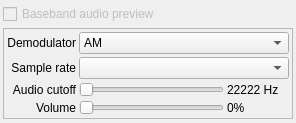
Qt form ui/AudioPanel.ui (BatchDrake/SigDigger) before a commit.
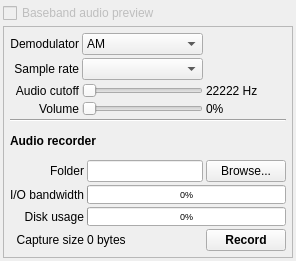
The same form after that commit.

Commit message: Add UI for audio recorder

What changed in the file:
```diff
--- a/ui/AudioPanel.ui
+++ b/ui/AudioPanel.ui
@@ -7,7 +7,7 @@
     <x>0</x>
     <y>0</y>
     <width>296</width>
-    <height>123</height>
+    <height>261</height>
    </rect>
   </property>
   <property name="sizePolicy">
@@ -48,7 +48,7 @@
    <item row="1" column="0">
     <widget class="QFrame" name="frame">
      <property name="sizePolicy">
-      <sizepolicy hsizetype="Preferred" vsizetype="Fixed">
+      <sizepolicy hsizetype="Preferred" vsizetype="Preferred">
        <horstretch>0</horstretch>
        <verstretch>0</verstretch>
       </sizepolicy>
@@ -61,30 +61,74 @@
      </property>
      <layout class="QGridLayout" name="gridLayout">
       <property name="leftMargin">
-       <number>3</number>
+       <number>6</number>
       </property>
       <property name="topMargin">
-       <number>3</number>
+       <number>6</number>
       </property>
       <property name="rightMargin">
-       <number>3</number>
+       <number>6</number>
       </property>
       <property name="bottomMargin">
-       <number>3</number>
+       <number>6</number>
       </property>
       <property name="spacing">
        <number>3</number>
       </property>
-      <item row="0" column="0">
-       <widget class="QLabel" name="label">
+      <item row="6" column="2">
+       <widget class="QLineEdit" name="savePath">
+        <property name="readOnly">
+         <bool>true</bool>
+        </property>
+       </widget>
+      </item>
+      <item row="3" column="0">
+       <widget class="QLabel" name="label_6">
         <property name="text">
-         <string>Demodulator</string>
+         <string>Volume</string>
         </property>
         <property name="alignment">
          <set>Qt::AlignRight|Qt::AlignTrailing|Qt::AlignVCenter</set>
         </property>
        </widget>
       </item>
+      <item row="2" column="1" colspan="2">
+       <widget class="QSlider" name="cutoffSlider">
+        <property name="orientation">
+         <enum>Qt::Horizontal</enum>
+        </property>
+        <property name="tickPosition">
+         <enum>QSlider::NoTicks</enum>
+        </property>
+        <property name="tickInterval">
+         <number>3</number>
+        </property>
+       </widget>
+      </item>
+      <item row="8" column="0" colspan="2">
+       <widget class="QLabel" name="label_31">
+        <property name="text">
+         <string>Disk usage</string>
+        </property>
+        <property name="alignment">
+         <set>Qt::AlignRight|Qt::AlignTrailing|Qt::AlignVCenter</set>
+        </property>
+       </widget>
+      </item>
+      <item row="4" column="0" colspan="4">
+       <widget class="Line" name="line">
+        <property name="orientation">
+         <enum>Qt::Horizontal</enum>
+        </property>
+       </widget>
+      </item>
+      <item row="6" column="3">
+       <widget class="QPushButton" name="saveButton">
+        <property name="text">
+         <string>Browse...</string>
+        </property>
+       </widget>
+      </item>
       <item row="0" column="1" colspan="2">
        <widget class="QComboBox" name="demodCombo">
         <item>
@@ -109,6 +153,33 @@
         </item>
        </widget>
       </item>
+      <item row="8" column="2" colspan="2">
+       <widget class="QProgressBar" name="diskUsageProgress">
+        <property name="styleSheet">
+         <string notr="true">font-size: 7pt;</string>
+        </property>
+        <property name="value">
+         <number>0</number>
+        </property>
+       </widget>
+      </item>
+      <item row="9" column="2">
+       <widget class="QLabel" name="captureSizeLabel">
+        <property name="text">
+         <string>0 bytes</string>
+        </property>
+       </widget>
+      </item>
+      <item row="0" column="0">
+       <widget class="QLabel" name="label">
+        <property name="text">
+         <string>Demodulator</string>
+        </property>
+        <property name="alignment">
+         <set>Qt::AlignRight|Qt::AlignTrailing|Qt::AlignVCenter</set>
+        </property>
+       </widget>
+      </item>
       <item row="1" column="0">
        <widget class="QLabel" name="label_4">
         <property name="text">
@@ -119,21 +190,38 @@
         </property>
        </widget>
       </item>
-      <item row="1" column="1" colspan="2">
-       <widget class="QComboBox" name="sampleRateCombo"/>
+      <item row="6" column="0" colspan="2">
+       <widget class="QLabel" name="label_28">
+        <property name="text">
+         <string>Folder</string>
+        </property>
+        <property name="alignment">
+         <set>Qt::AlignRight|Qt::AlignTrailing|Qt::AlignVCenter</set>
+        </property>
+       </widget>
       </item>
-      <item row="2" column="0">
-       <widget class="QLabel" name="label_2">
+      <item row="3" column="3">
+       <widget class="QLabel" name="volumeLabel">
         <property name="text">
-         <string>Audio cutoff</string>
+         <string>0%</string>
         </property>
+       </widget>
+      </item>
+      <item row="7" column="0" colspan="2">
+       <widget class="QLabel" name="label_26">
+        <property name="text">
+         <string>I/O bandwidth</string>
+        </property>
         <property name="alignment">
          <set>Qt::AlignRight|Qt::AlignTrailing|Qt::AlignVCenter</set>
         </property>
        </widget>
       </item>
-      <item row="2" column="1">
-       <widget class="QSlider" name="cutoffSlider">
+      <item row="3" column="1" colspan="2">
+       <widget class="QSlider" name="volumeSlider">
+        <property name="maximum">
+         <number>100</number>
+        </property>
         <property name="orientation">
          <enum>Qt::Horizontal</enum>
         </property>
@@ -145,7 +233,7 @@
         </property>
        </widget>
       </item>
-      <item row="2" column="2">
+      <item row="2" column="3">
        <widget class="QLabel" name="cutoffLabel">
         <property name="minimumSize">
          <size>
@@ -158,36 +246,65 @@
         </property>
        </widget>
       </item>
-      <item row="3" column="0">
-       <widget class="QLabel" name="label_6">
+      <item row="9" column="0" colspan="2">
+       <widget class="QLabel" name="label_30">
         <property name="text">
-         <string>Volume</string>
+         <string>Capture size</string>
         </property>
         <property name="alignment">
          <set>Qt::AlignRight|Qt::AlignTrailing|Qt::AlignVCenter</set>
         </property>
        </widget>
       </item>
-      <item row="3" column="1">
-       <widget class="QSlider" name="volumeSlider">
-        <property name="maximum">
-         <number>100</number>
+      <item row="1" column="1" colspan="2">
+       <widget class="QComboBox" name="sampleRateCombo"/>
+      </item>
+      <item row="7" column="2" colspan="2">
+       <widget class="QProgressBar" name="ioBwProgress">
+        <property name="styleSheet">
+         <string notr="true">font-size: 7pt;</string>
         </property>
-        <property name="orientation">
-         <enum>Qt::Horizontal</enum>
+        <property name="value">
+         <number>0</number>
         </property>
-        <property name="tickPosition">
-         <enum>QSlider::NoTicks</enum>
+        <property name="textVisible">
+         <bool>true</bool>
         </property>
-        <property name="tickInterval">
-         <number>3</number>
+       </widget>
+      </item>
+      <item row="9" column="3">
+       <widget class="QPushButton" name="recordStartStopButton">
+        <property name="styleSheet">
+         <string notr="true">font-weight: bold;</string>
         </property>
+        <property name="text">
+         <string>Record</string>
+        </property>
+        <property name="checkable">
+         <bool>true</bool>
+        </property>
        </widget>
       </item>
-      <item row="3" column="2">
-       <widget class="QLabel" name="volumeLabel">
+      <item row="2" column="0">
+       <widget class="QLabel" name="label_2">
         <property name="text">
-         <string>0%</string>
+         <string>Audio cutoff</string>
+        </property>
+        <property name="alignment">
+         <set>Qt::AlignRight|Qt::AlignTrailing|Qt::AlignVCenter</set>
+        </property>
+       </widget>
+      </item>
+      <item row="5" column="0" colspan="4">
+       <widget class="QLabel" name="label_3">
+        <property name="font">
+         <font>
+          <weight>75</weight>
+          <bold>true</bold>
+         </font>
+        </property>
+        <property name="text">
+         <string>Audio recorder</string>
         </property>
        </widget>
       </item>
```
The commit also changes 10 other files.
